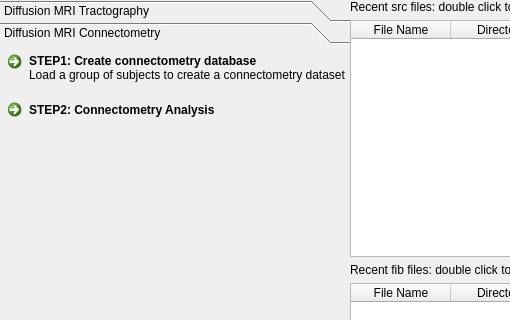
Qt form mainwindow.ui (frankyeh/DSI-Studio) before a commit; both pictures show x 0 to 510 and y 0 to 320 of the 848 by 548 pixel window.
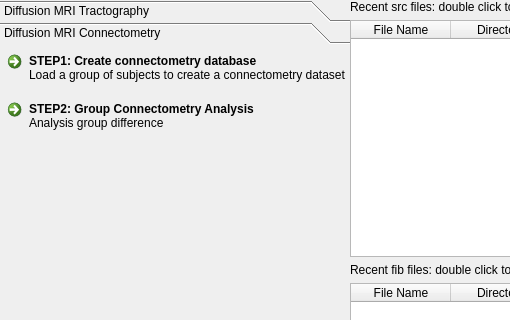
The same form after that commit. The open tabs and pages were chosen to show the change. Icons and pictures are not drawn.

Commit message: [ana] adding connectometry for single subject

Diff of the .ui file:
```diff
--- a/mainwindow.ui
+++ b/mainwindow.ui
@@ -141,8 +141,8 @@
         <rect>
          <x>0</x>
          <y>0</y>
-         <width>310</width>
-         <height>160</height>
+         <width>350</width>
+         <height>460</height>
         </rect>
        </property>
        <attribute name="label">
@@ -177,7 +177,10 @@
         <item>
          <widget class="QCommandLinkButton" name="connectometry">
           <property name="text">
-           <string>STEP2: Connectometry Analysis </string>
+           <string>STEP2: Group Connectometry Analysis </string>
+          </property>
+          <property name="description">
+           <string>Analysis group difference</string>
           </property>
          </widget>
         </item>
```
Left out of the diff: 10 changed lines with no effect on the pictures. The commit also changes 7 other files.
